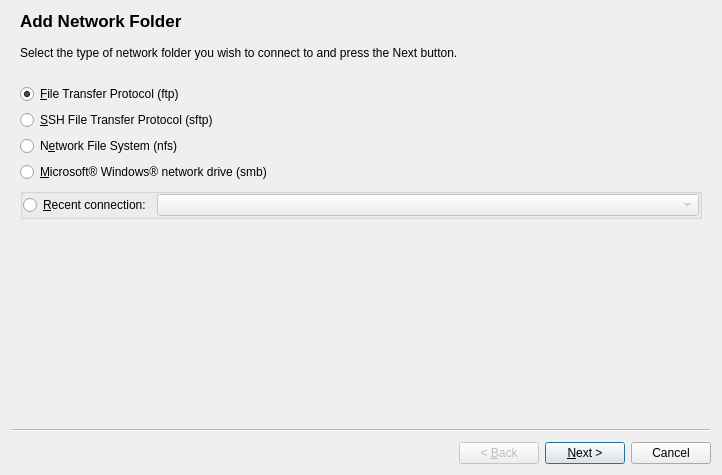
Above: knetattach/knetattach.ui from fluxer/kde-workspace before the change. Below: the same form after it.
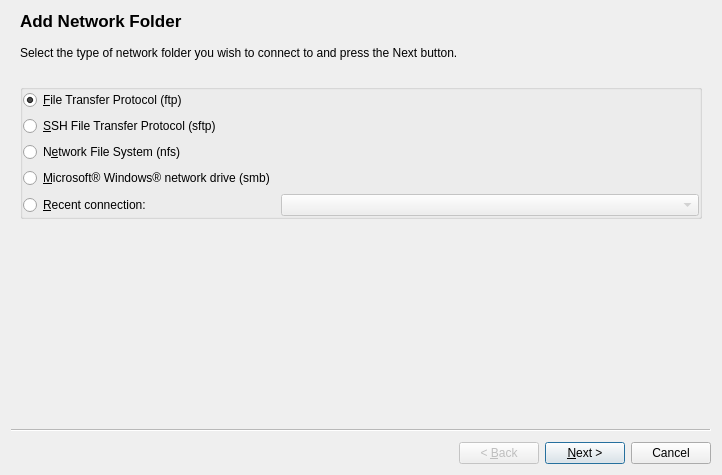
That is the form after the change. Custom widgets are drawn as their Qt base class.

Commit message: knetattach: manage all radio buttons state via KButtonGroup

```diff
--- a/knetattach/knetattach.ui
+++ b/knetattach/knetattach.ui
@@ -47,40 +47,6 @@
       </property>
      </spacer>
     </item>
-    <item>
-     <widget class="QRadioButton" name="_ftp">
-      <property name="text">
-       <string>&amp;File Transfer Protocol (ftp)</string>
-      </property>
-      <property name="checked">
-       <bool>true</bool>
-      </property>
-     </widget>
-    </item>
-    <item>
-     <widget class="QRadioButton" name="_sftp">
-      <property name="text">
-       <string>&amp;SSH File Transfer Protocol (sftp)</string>
-      </property>
-      <property name="checked">
-       <bool>false</bool>
-      </property>
-     </widget>
-    </item>
-    <item>
-     <widget class="QRadioButton" name="_nfs">
-      <property name="text">
-       <string>N&amp;etwork File System (nfs)</string>
-      </property>
-     </widget>
-    </item>
-    <item>
-     <widget class="QRadioButton" name="_smb">
-      <property name="text">
-       <string>&amp;Microsoft® Windows® network drive (smb)</string>
-      </property>
-     </widget>
-    </item>
     <item>
      <widget class="KButtonGroup" name="buttonGroup1">
       <property name="title">
@@ -94,13 +60,13 @@
         <number>0</number>
        </property>
        <item row="3" column="0">
-        <widget class="QRadioButton" name="_recent">
+        <widget class="QRadioButton" name="_nfs">
          <property name="text">
-          <string>&amp;Recent connection:</string>
+          <string>N&amp;etwork File System (nfs)</string>
          </property>
         </widget>
        </item>
-       <item row="3" column="1">
+       <item row="5" column="1">
         <widget class="KComboBox" name="_recentConnectionName">
          <property name="enabled">
           <bool>false</bool>
@@ -119,6 +85,40 @@
          </property>
         </widget>
        </item>
+       <item row="5" column="0">
+        <widget class="QRadioButton" name="_recent">
+         <property name="text">
+          <string>&amp;Recent connection:</string>
+         </property>
+        </widget>
+       </item>
+       <item row="0" column="0">
+        <widget class="QRadioButton" name="_ftp">
+         <property name="text">
+          <string>&amp;File Transfer Protocol (ftp)</string>
+         </property>
+         <property name="checked">
+          <bool>true</bool>
+         </property>
+        </widget>
+       </item>
+       <item row="1" column="0">
+        <widget class="QRadioButton" name="_sftp">
+         <property name="text">
+          <string>&amp;SSH File Transfer Protocol (sftp)</string>
+         </property>
+         <property name="checked">
+          <bool>false</bool>
+         </property>
+        </widget>
+       </item>
+       <item row="4" column="0">
+        <widget class="QRadioButton" name="_smb">
+         <property name="text">
+          <string>&amp;Microsoft® Windows® network drive (smb)</string>
+         </property>
+        </widget>
+       </item>
       </layout>
      </widget>
     </item>
```
